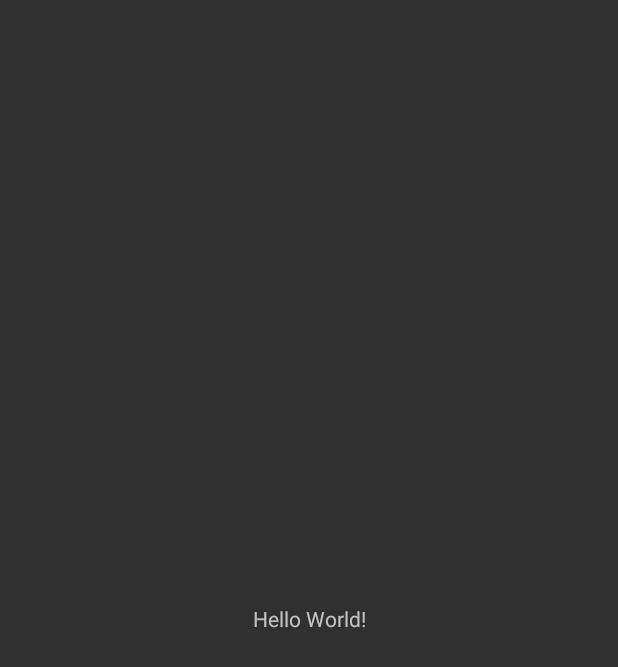
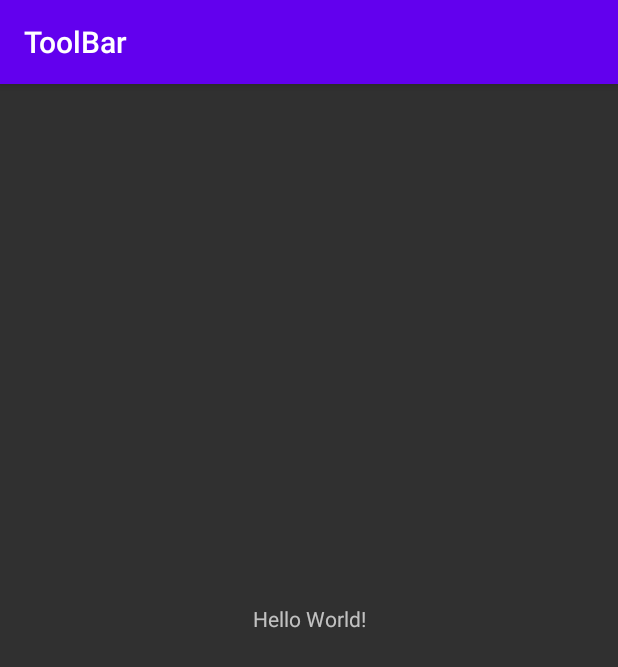
Before and after one commit to Hiba72/Implementation-of-App-bars, an Android app: the screen it shows after launch (MainActivity), on a phone screen of 412 x 824 dp. Before the commit the part shown is almost empty. Shown: the top 667 px of the screen. Run offline under Robolectric (Android 15) with nearby library versions, the phone set to English and light mode, and no system bars.

Commit message:
Tool bar added. (I created a new layout file named it toolbar and then included it in main.xml file)

```diff
--- a/app/src/main/java/com/example/appbars/MainActivity.java
+++ b/app/src/main/java/com/example/appbars/MainActivity.java
@@ -1,7 +1,6 @@
 package com.example.appbars;
 
 import androidx.appcompat.app.AppCompatActivity;
-
 import android.os.Bundle;
 
 public class MainActivity extends AppCompatActivity {
--- a/app/src/main/res/layout/activity_main.xml
+++ b/app/src/main/res/layout/activity_main.xml
@@ -6,7 +6,16 @@
     android:layout_height="match_parent"
     tools:context=".MainActivity">
 
+    <include
+        android:id="@+id/toolBar"
+        layout="@layout/toolbar"
+        app:layout_constraintEnd_toEndOf="parent"
+        app:layout_constraintStart_toStartOf="parent"
+        app:layout_constraintTop_toTopOf="parent"
+       ></include>
+
     <TextView
+        android:id="@+id/textView"
         android:layout_width="wrap_content"
         android:layout_height="wrap_content"
         android:text="Hello World!"
--- /dev/null
+++ b/app/src/main/res/layout/toolbar.xml
@@ -0,0 +1,10 @@
+<?xml version="1.0" encoding="utf-8"?>
+<androidx.appcompat.widget.Toolbar xmlns:android="http://schemas.android.com/apk/res/android"
+    xmlns:app="http://schemas.android.com/apk/res-auto"
+    android:layout_width="match_parent"
+    android:layout_height="wrap_content"
+    android:background="@color/design_default_color_primary"
+    android:elevation="4dp"
+    app:title="ToolBar">
+
+</androidx.appcompat.widget.Toolbar>
```
